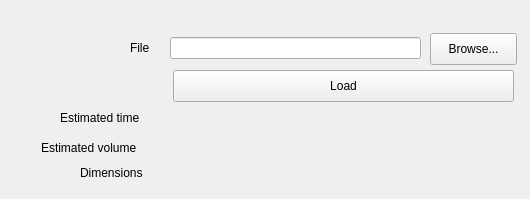
Above: jobwidget.ui from SeraphRobotics/SeraphPrint before the change. Below: the same form after it.
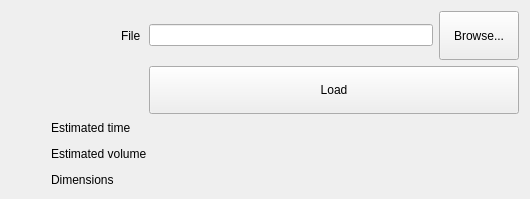
That is the form after the change.

Commit message: Fixed issues with UI layouts

```diff
--- a/jobwidget.ui
+++ b/jobwidget.ui
@@ -13,134 +13,187 @@
   <property name="windowTitle">
    <string>Form</string>
   </property>
-  <widget class="QLineEdit" name="lineEdit_file">
-   <property name="geometry">
-    <rect>
-     <x>170</x>
-     <y>37</y>
-     <width>251</width>
-     <height>22</height>
-    </rect>
-   </property>
-  </widget>
-  <widget class="QLabel" name="label_volumeL">
-   <property name="geometry">
-    <rect>
-     <x>41</x>
-     <y>140</y>
-     <width>112</width>
-     <height>16</height>
-    </rect>
+  <layout class="QGridLayout" name="gridLayout_3">
+   <item row="0" column="1">
+    <layout class="QGridLayout" name="gridLayout_2">
+     <item row="0" column="1">
+      <widget class="QLabel" name="label_fileL">
+       <property name="sizePolicy">
+        <sizepolicy hsizetype="Fixed" vsizetype="Preferred">
+         <horstretch>0</horstretch>
+         <verstretch>0</verstretch>
+        </sizepolicy>
    </property>
    <property name="text">
-    <string>Estimated volume</string>
-   </property>
-  </widget>
+        <string>File</string>
+       </property>
+      </widget>
+     </item>
+     <item row="0" column="2">
+      <widget class="QLineEdit" name="lineEdit_file"/>
+     </item>
+     <item row="0" column="3">
   <widget class="QPushButton" name="browseButton">
-   <property name="geometry">
-    <rect>
-     <x>430</x>
-     <y>33</y>
-     <width>87</width>
-     <height>32</height>
-    </rect>
+       <property name="sizePolicy">
+        <sizepolicy hsizetype="Minimum" vsizetype="Expanding">
+         <horstretch>0</horstretch>
+         <verstretch>0</verstretch>
+        </sizepolicy>
    </property>
    <property name="text">
     <string>Browse...</string>
    </property>
   </widget>
+     </item>
+     <item row="1" column="1">
+      <spacer name="horizontalSpacer">
+       <property name="orientation">
+        <enum>Qt::Horizontal</enum>
+       </property>
+       <property name="sizeType">
+        <enum>QSizePolicy::Fixed</enum>
+       </property>
+       <property name="sizeHint" stdset="0">
+        <size>
+         <width>22</width>
+         <height>20</height>
+        </size>
+       </property>
+      </spacer>
+     </item>
+     <item row="1" column="2" colspan="2">
+      <widget class="QPushButton" name="button_load">
+       <property name="sizePolicy">
+        <sizepolicy hsizetype="Minimum" vsizetype="Expanding">
+         <horstretch>0</horstretch>
+         <verstretch>0</verstretch>
+        </sizepolicy>
+       </property>
+       <property name="text">
+        <string>Load</string>
+       </property>
+      </widget>
+     </item>
+     <item row="1" column="0">
+      <spacer name="horizontalSpacer_3">
+       <property name="orientation">
+        <enum>Qt::Horizontal</enum>
+       </property>
+       <property name="sizeType">
+        <enum>QSizePolicy::Fixed</enum>
+       </property>
+       <property name="sizeHint" stdset="0">
+        <size>
+         <width>70</width>
+         <height>20</height>
+        </size>
+       </property>
+      </spacer>
+     </item>
+    </layout>
+   </item>
+   <item row="1" column="1">
+    <layout class="QGridLayout" name="gridLayout">
+     <property name="verticalSpacing">
+      <number>10</number>
+     </property>
+     <item row="0" column="0">
   <widget class="QLabel" name="label_timeL">
-   <property name="geometry">
-    <rect>
-     <x>60</x>
-     <y>110</y>
-     <width>94</width>
+       <property name="sizePolicy">
+        <sizepolicy hsizetype="Fixed" vsizetype="Minimum">
+         <horstretch>0</horstretch>
+         <verstretch>0</verstretch>
+        </sizepolicy>
+       </property>
+       <property name="minimumSize">
+        <size>
+         <width>100</width>
      <height>16</height>
-    </rect>
+        </size>
    </property>
    <property name="text">
     <string>Estimated time</string>
    </property>
   </widget>
+     </item>
+     <item row="0" column="1">
+      <widget class="QLabel" name="label_time">
+       <property name="text">
+        <string/>
+       </property>
+      </widget>
+     </item>
+     <item row="1" column="0">
+      <widget class="QLabel" name="label_volumeL">
+       <property name="sizePolicy">
+        <sizepolicy hsizetype="Minimum" vsizetype="Minimum">
+         <horstretch>0</horstretch>
+         <verstretch>0</verstretch>
+        </sizepolicy>
+       </property>
+       <property name="minimumSize">
+        <size>
+         <width>100</width>
+         <height>16</height>
+        </size>
+       </property>
+       <property name="text">
+        <string>Estimated volume</string>
+       </property>
+      </widget>
+     </item>
+     <item row="1" column="1">
   <widget class="QLabel" name="label_volume">
-   <property name="geometry">
-    <rect>
-     <x>170</x>
-     <y>140</y>
-     <width>341</width>
-     <height>16</height>
-    </rect>
-   </property>
    <property name="text">
     <string/>
    </property>
   </widget>
+     </item>
+     <item row="2" column="0">
   <widget class="QLabel" name="label_dimL">
-   <property name="geometry">
-    <rect>
-     <x>80</x>
-     <y>165</y>
-     <width>74</width>
+       <property name="sizePolicy">
+        <sizepolicy hsizetype="Minimum" vsizetype="Minimum">
+         <horstretch>0</horstretch>
+         <verstretch>0</verstretch>
+        </sizepolicy>
+       </property>
+       <property name="minimumSize">
+        <size>
+         <width>100</width>
      <height>16</height>
-    </rect>
+        </size>
    </property>
    <property name="text">
     <string>Dimensions</string>
    </property>
   </widget>
+     </item>
+     <item row="2" column="1">
   <widget class="QLabel" name="label_dim">
-   <property name="geometry">
-    <rect>
-     <x>170</x>
-     <y>165</y>
-     <width>341</width>
-     <height>16</height>
-    </rect>
-   </property>
    <property name="text">
     <string/>
    </property>
   </widget>
-  <widget class="QLabel" name="label_time">
-   <property name="geometry">
-    <rect>
-     <x>170</x>
-     <y>110</y>
-     <width>341</width>
-     <height>16</height>
-    </rect>
-   </property>
-   <property name="text">
-    <string/>
-   </property>
-  </widget>
-  <widget class="QLabel" name="label_fileL">
-   <property name="geometry">
-    <rect>
-     <x>130</x>
-     <y>40</y>
-     <width>22</width>
-     <height>16</height>
-    </rect>
-   </property>
-   <property name="text">
-    <string>File</string>
-   </property>
-  </widget>
-  <widget class="QPushButton" name="button_load">
-   <property name="geometry">
-    <rect>
-     <x>173</x>
-     <y>70</y>
-     <width>341</width>
-     <height>32</height>
-    </rect>
-   </property>
-   <property name="text">
-    <string>Load</string>
-   </property>
-  </widget>
-  <zorder>lineEdit_file</zorder>
+     </item>
+    </layout>
+   </item>
+   <item row="1" column="0">
+    <spacer name="horizontalSpacer_2">
+     <property name="orientation">
+      <enum>Qt::Horizontal</enum>
+     </property>
+     <property name="sizeType">
+      <enum>QSizePolicy::Fixed</enum>
+     </property>
+     <property name="sizeHint" stdset="0">
+      <size>
+       <width>40</width>
+       <height>20</height>
+      </size>
+     </property>
+    </spacer>
+   </item>
+  </layout>
   <zorder>label_volumeL</zorder>
   <zorder>browseButton</zorder>
   <zorder>label_timeL</zorder>
```
Left out of the diff: 4 changed lines with no effect on the pictures. Lines whose indentation alone changed are shown as unchanged. The commit also changes 11 other files.
